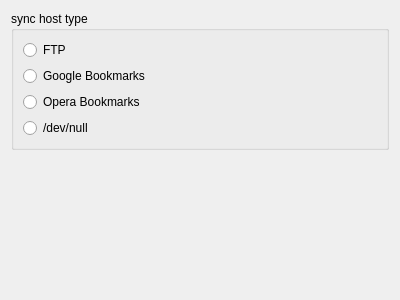
Qt form src/sync/sync_host_type.ui (KDE/rekonq) before a commit.
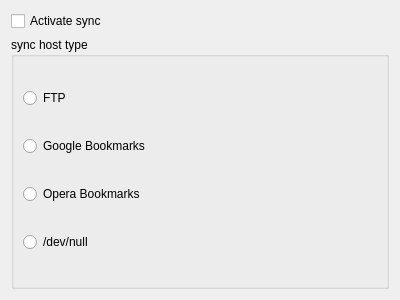
The same form after that commit.

Commit message: Made UI changes to disable history and password sync for certain services, added some notification messages in Opera sync handler.

```diff
--- a/src/sync/sync_host_type.ui
+++ b/src/sync/sync_host_type.ui
@@ -12,7 +12,14 @@
   </property>
   <layout class="QVBoxLayout" name="verticalLayout_2">
    <item>
-    <widget class="QGroupBox" name="groupBox">
+    <widget class="QCheckBox" name="kcfg_syncEnabled">
+     <property name="text">
+      <string>Activate sync</string>
+     </property>
+    </widget>
+   </item>
+   <item>
+    <widget class="QGroupBox" name="hostGroupBox">
      <property name="title">
       <string>sync host type</string>
      </property>
@@ -48,19 +55,6 @@
      </layout>
     </widget>
    </item>
-   <item>
-    <spacer name="verticalSpacer">
-     <property name="orientation">
-      <enum>Qt::Vertical</enum>
-     </property>
-     <property name="sizeHint" stdset="0">
-      <size>
-       <width>20</width>
-       <height>204</height>
-      </size>
-     </property>
-    </spacer>
-   </item>
   </layout>
  </widget>
  <resources/>
```
The commit also changes 12 other files.
